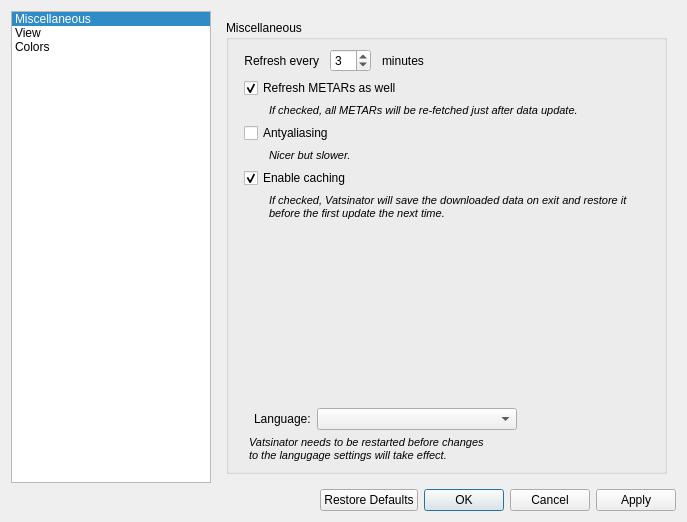
Old version of the form source/ui/resources/settingswindow.ui in the repository Vatsinator/vatsinator-legacy.
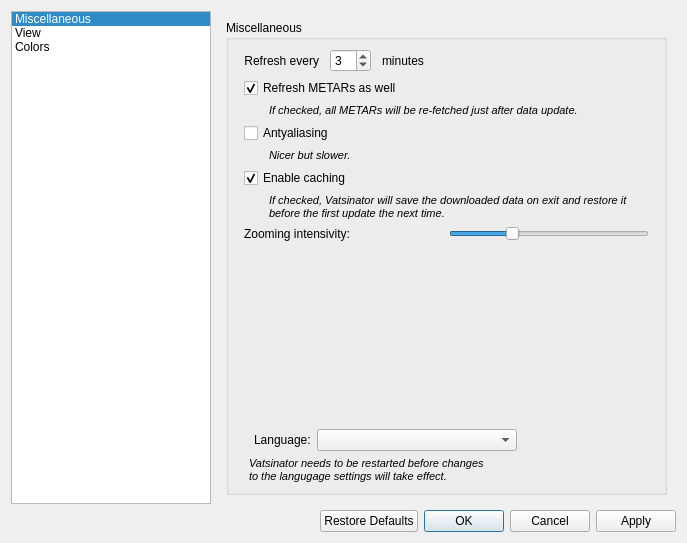
New version of the form. Icons and pictures are not drawn. Custom widgets are drawn as their Qt base class.

Commit message: Added zoomCoefficient customizing support. - New QSlider in SettingsWindow; - zoomCoefficient moved from MapWidget to SettingsManager.

The edit to the form file:
```diff
--- a/source/ui/resources/settingswindow.ui
+++ b/source/ui/resources/settingswindow.ui
@@ -7,7 +7,7 @@
     <x>0</x>
     <y>0</y>
     <width>687</width>
-    <height>491</height>
+    <height>520</height>
    </rect>
   </property>
   <property name="windowTitle">
@@ -51,26 +51,60 @@
             <property name="rightMargin">
              <number>15</number>
             </property>
-            <item row="7" column="0">
-             <spacer name="verticalSpacer">
-              <property name="orientation">
-               <enum>Qt::Vertical</enum>
+            <item row="2" column="0">
+             <widget class="QLabel" name="label_18">
+              <property name="font">
+               <font>
+                <pointsize>8</pointsize>
+                <italic>true</italic>
+               </font>
               </property>
-              <property name="sizeHint" stdset="0">
-               <size>
-                <width>20</width>
-                <height>169</height>
-               </size>
+              <property name="text">
+               <string>If checked, all METARs will be re-fetched just after data update.</string>
               </property>
-             </spacer>
+              <property name="wordWrap">
+               <bool>true</bool>
+              </property>
+              <property name="indent">
+               <number>25</number>
+              </property>
+             </widget>
             </item>
-            <item row="1" column="0">
-             <widget class="QCheckBox" name="RefreshMetarsCheckBox">
+            <item row="6" column="0">
+             <widget class="QLabel" name="label_20">
+              <property name="font">
+               <font>
+                <pointsize>8</pointsize>
+                <italic>true</italic>
+               </font>
+              </property>
               <property name="text">
-               <string>Refresh METARs as well</string>
+               <string>If checked, Vatsinator will save the downloaded data on exit and restore it before the first update the next time.</string>
               </property>
-              <property name="checked">
+              <property name="wordWrap">
                <bool>true</bool>
+              </property>
+              <property name="indent">
+               <number>25</number>
+              </property>
+             </widget>
+            </item>
+            <item row="4" column="0">
+             <widget class="QLabel" name="label_19">
+              <property name="font">
+               <font>
+                <pointsize>8</pointsize>
+                <italic>true</italic>
+               </font>
+              </property>
+              <property name="text">
+               <string>Nicer but slower.</string>
+              </property>
+              <property name="wordWrap">
+               <bool>true</bool>
+              </property>
+              <property name="indent">
+               <number>25</number>
               </property>
              </widget>
             </item>
@@ -84,51 +118,7 @@
               </property>
              </widget>
             </item>
-            <item row="8" column="0">
-             <layout class="QHBoxLayout" name="horizontalLayout_3">
-              <item>
-               <widget class="QLabel" name="label_6">
-                <property name="text">
-                 <string>Language:</string>
-                </property>
-                <property name="indent">
-                 <number>10</number>
-                </property>
-               </widget>
-              </item>
-              <item>
-               <widget class="QComboBox" name="LanguageComboBox">
-                <property name="minimumSize">
-                 <size>
-                  <width>200</width>
-                  <height>0</height>
-                 </size>
-                </property>
-               </widget>
-              </item>
-              <item>
-               <spacer name="horizontalSpacer_4">
-                <property name="orientation">
-                 <enum>Qt::Horizontal</enum>
-                </property>
-                <property name="sizeHint" stdset="0">
-                 <size>
-                  <width>40</width>
-                  <height>20</height>
-                 </size>
-                </property>
-               </spacer>
-              </item>
-             </layout>
-            </item>
-            <item row="3" column="0">
-             <widget class="QCheckBox" name="AntyaliasingCheckBox">
-              <property name="text">
-               <string>Antyaliasing</string>
-              </property>
-             </widget>
-            </item>
-            <item row="9" column="0">
+            <item row="10" column="0">
              <widget class="QLabel" name="label_7">
               <property name="font">
                <font>
@@ -197,63 +187,115 @@
               </item>
              </layout>
             </item>
-            <item row="4" column="0">
-             <widget class="QLabel" name="label_19">
-              <property name="font">
-               <font>
-                <pointsize>8</pointsize>
-                <italic>true</italic>
-               </font>
-              </property>
+            <item row="1" column="0">
+             <widget class="QCheckBox" name="RefreshMetarsCheckBox">
               <property name="text">
-               <string>Nicer but slower.</string>
+               <string>Refresh METARs as well</string>
               </property>
-              <property name="wordWrap">
+              <property name="checked">
                <bool>true</bool>
               </property>
-              <property name="indent">
-               <number>25</number>
-              </property>
              </widget>
             </item>
-            <item row="2" column="0">
-             <widget class="QLabel" name="label_18">
-              <property name="font">
-               <font>
-                <pointsize>8</pointsize>
-                <italic>true</italic>
-               </font>
+            <item row="8" column="0">
+             <spacer name="verticalSpacer">
+              <property name="orientation">
+               <enum>Qt::Vertical</enum>
               </property>
-              <property name="text">
-               <string>If checked, all METARs will be re-fetched just after data update.</string>
+              <property name="sizeHint" stdset="0">
+               <size>
+                <width>20</width>
+                <height>169</height>
+               </size>
               </property>
-              <property name="wordWrap">
-               <bool>true</bool>
-              </property>
-              <property name="indent">
-               <number>25</number>
-              </property>
-             </widget>
+             </spacer>
             </item>
-            <item row="6" column="0">
-             <widget class="QLabel" name="label_20">
-              <property name="font">
-               <font>
-                <pointsize>8</pointsize>
-                <italic>true</italic>
-               </font>
-              </property>
+            <item row="3" column="0">
+             <widget class="QCheckBox" name="AntyaliasingCheckBox">
               <property name="text">
-               <string>If checked, Vatsinator will save the downloaded data on exit and restore it before the first update the next time.</string>
+               <string>Antyaliasing</string>
               </property>
-              <property name="wordWrap">
-               <bool>true</bool>
-              </property>
-              <property name="indent">
-               <number>25</number>
-              </property>
              </widget>
             </item>
+            <item row="9" column="0">
+             <layout class="QHBoxLayout" name="horizontalLayout_3">
+              <item>
+               <widget class="QLabel" name="label_6">
+                <property name="text">
+                 <string>Language:</string>
+                </property>
+                <property name="indent">
+                 <number>10</number>
+                </property>
+               </widget>
+              </item>
+              <item>
+               <widget class="QComboBox" name="LanguageComboBox">
+                <property name="minimumSize">
+                 <size>
+                  <width>200</width>
+                  <height>0</height>
+                 </size>
+                </property>
+               </widget>
+              </item>
+              <item>
+               <spacer name="horizontalSpacer_4">
+                <property name="orientation">
+                 <enum>Qt::Horizontal</enum>
+                </property>
+                <property name="sizeHint" stdset="0">
+                 <size>
+                  <width>40</width>
+                  <height>20</height>
+                 </size>
+                </property>
+               </spacer>
+              </item>
+             </layout>
+            </item>
+            <item row="7" column="0">
+             <layout class="QHBoxLayout" name="horizontalLayout_17">
+              <item>
+               <widget class="QLabel" name="label_21">
+                <property name="text">
+                 <string>Zooming intensivity:</string>
+                </property>
+               </widget>
+              </item>
+              <item>
+               <widget class="QSlider" name="ZoomCoefficientSlider">
+                <property name="sizePolicy">
+                 <sizepolicy hsizetype="Fixed" vsizetype="Fixed">
+                  <horstretch>0</horstretch>
+                  <verstretch>0</verstretch>
+                 </sizepolicy>
+                </property>
+                <property name="minimumSize">
+                 <size>
+                  <width>200</width>
+                  <height>0</height>
+                 </size>
+                </property>
+                <property name="maximumSize">
+                 <size>
+                  <width>200</width>
+                  <height>16777215</height>
+                 </size>
+                </property>
+                <property name="maximum">
+                 <number>100</number>
+                </property>
+                <property name="value">
+                 <number>30</number>
+                </property>
+                <property name="orientation">
+                 <enum>Qt::Horizontal</enum>
+                </property>
+               </widget>
+              </item>
+             </layout>
+            </item>
            </layout>
           </widget>
          </item>
```
The commit also changes 6 other files.
